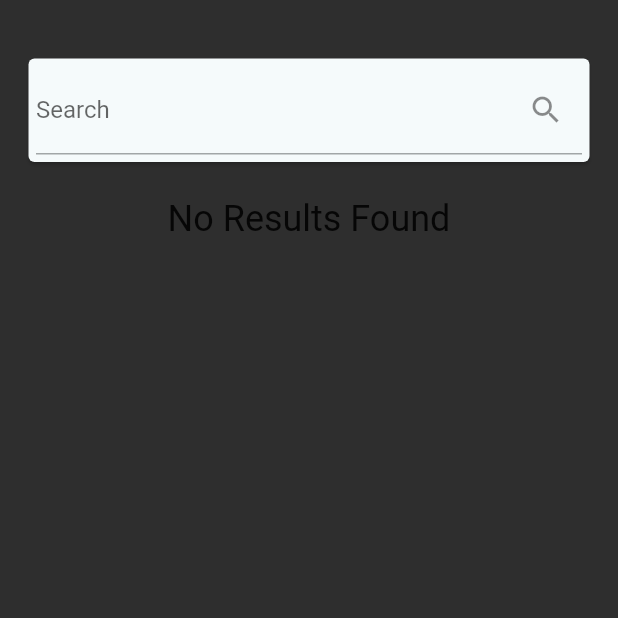
After one commit to choe220/1000-spanish-words, a Flutter app: the screen it shows after launch, after a tap on "Search For Words", on a phone screen of 412 x 824 dp, the top half of it. The commit adds this screen. Run offline on Flutter 3.47's test engine with Material 2 defaults, Android fonts, the phone set to English and light mode, and no system bars; our stand-ins replace cloud_firestore, firebase_core, flutter_tts; accounts and stored records are empty.

Commit message:
added a searchable list of words

```diff
--- a/lib/main.dart
+++ b/lib/main.dart
@@ -22,6 +22,7 @@ void main() async {
     }
   }
 
+  WidgetsFlutterBinding.ensureInitialized();
   await Firebase.initializeApp(
     options: DefaultFirebaseOptions.currentPlatform,
   );
--- a/lib/views/menu.dart
+++ b/lib/views/menu.dart
@@ -6,6 +6,7 @@ import 'package:spanish_words/views/matching_game.dart';
 import 'package:spanish_words/models/user.dart';
 import 'package:spanish_words/models/words.dart';
 import 'package:spanish_words/views/flashcards_view.dart';
+import 'package:spanish_words/views/words_list.dart';
 
 class Menu extends StatelessWidget {
   const Menu({Key? key}) : super(key: key);
@@ -38,6 +39,7 @@ class Menu extends StatelessWidget {
               padding: EdgeInsets.all(30.0),
               child: Text(
                 'Top 1000 Spanish Words',
+                textAlign: TextAlign.center,
                 style: TextStyle(
                   fontSize: 32,
                   color: Colors.white,
@@ -61,7 +63,20 @@ class Menu extends StatelessWidget {
                   ),
                 );
               },
-                child: const Text('Matching Game'))
+              child: const Text('Matching Game'),
+            ),
+            ElevatedButton(
+              onPressed: () async {
+                Navigator.of(context).push(
+                  MaterialPageRoute(
+                    builder: (context) => WordsList(
+                      words: user.words,
+                    ),
+                  ),
+                );
+              },
+              child: const Text('Search For Words'),
+            ),
           ],
         ),
       ),
--- /dev/null
+++ b/lib/views/words_list.dart
@@ -0,0 +1,102 @@
+import 'package:flutter/material.dart';
+import 'package:flutter_tts/flutter_tts.dart';
+import 'package:spanish_words/models/words.dart';
+
+class WordsList extends StatefulWidget {
+  const WordsList({Key? key, required this.words}) : super(key: key);
+
+  final List<Word> words;
+
+  @override
+  State<WordsList> createState() => _WordsListState();
+}
+
+class _WordsListState extends State<WordsList> {
+  List<Word> _foundWords = [];
+
+  @override
+  void initState() {
+    super.initState();
+    _foundWords = widget.words;
+  }
+
+  void _filter(String enteredKeyword) {
+    List<Word> results = [];
+    if (enteredKeyword.isEmpty) {
+      results = widget.words;
+    } else {
+      results = widget.words
+          .where((word) =>
+              word.english.toLowerCase().contains(enteredKeyword.toLowerCase()))
+          .toList();
+    }
+    setState(() => _foundWords = results);
+  }
+
+  FlutterTts flutterTts = FlutterTts();
+
+  Future _speak(String string) async {
+    await flutterTts.setLanguage("es-MX");
+    await flutterTts.awaitSpeakCompletion(true);
+    await flutterTts.speak(string);
+  }
+
+  @override
+  Widget build(BuildContext context) {
+    return Scaffold(
+      backgroundColor: const Color.fromARGB(255, 46, 46, 46),
+      body: Padding(
+        padding: const EdgeInsets.all(15.0),
+        child: Column(
+          children: [
+            const SizedBox(
+              height: 20,
+            ),
+            Card(
+              child: Padding(
+                padding: const EdgeInsets.all(5.0),
+                child: TextField(
+                  onChanged: (value) => _filter(value),
+                  decoration: const InputDecoration(
+                    labelText: 'Search',
+                    suffixIcon: Icon(Icons.search),
+                  ),
+                ),
+              ),
+            ),
+            const SizedBox(
+              height: 20,
+            ),
+            Expanded(
+              child: _foundWords.isNotEmpty
+                  ? ListView.builder(
+                      itemCount: _foundWords.length,
+                      itemBuilder: (context, index) => Card(
+                        key: ValueKey(_foundWords[index].english),
+                        color: Colors.white,
+                        elevation: 4,
+                        margin: const EdgeInsets.symmetric(vertical: 10),
+                        child: ListTile(
+                          title: Text(_foundWords[index].english),
+                          subtitle: Text(_foundWords[index].spanish),
+                          trailing: IconButton(
+                            icon: const Icon(Icons.volume_up),
+                            onPressed: () async =>
+                                await _speak(_foundWords[index].spanish),
+                          ),
+                        ),
+                      ),
+                    )
+                  : const Text(
+                      'No Results Found',
+                      style: TextStyle(
+                        fontSize: 24,
+                      ),
+                    ),
+            ),
+          ],
+        ),
+      ),
+    );
+  }
+}
```
Lines whose indentation alone changed are shown as unchanged.
